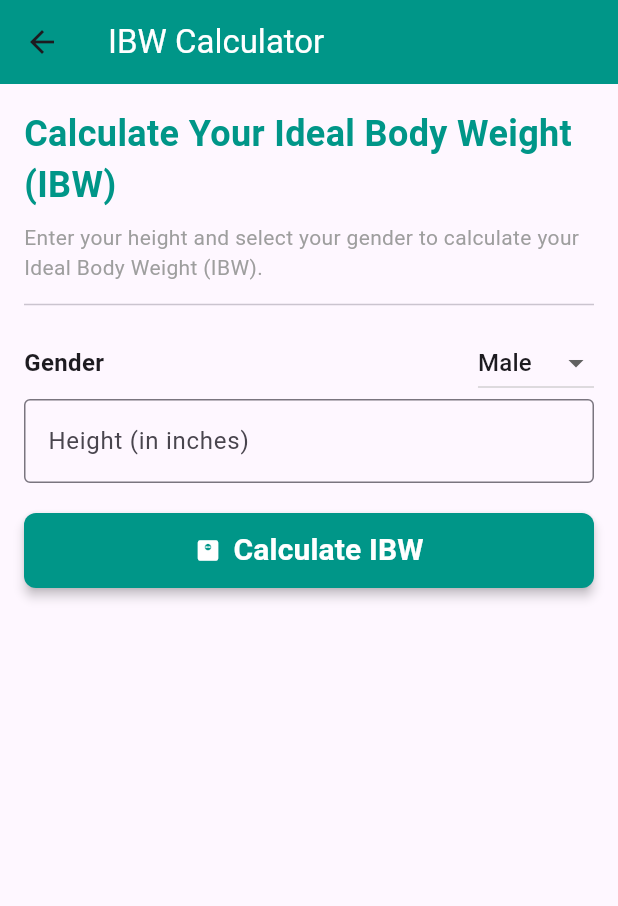
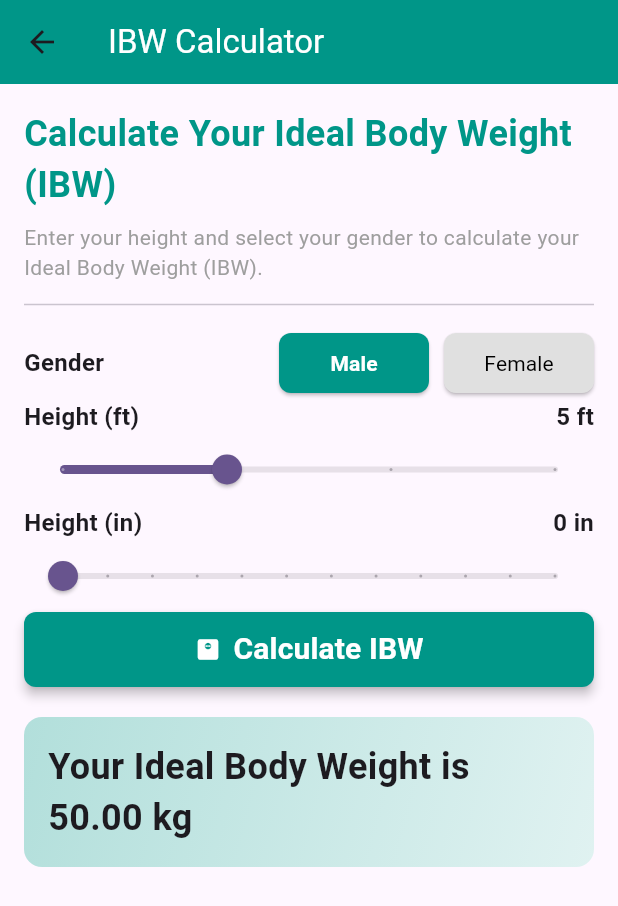
Before and after one commit to riazulrocky/Health-Expert-Flutter-App, a Flutter app: the IBWCalculatorScreen screen opened directly, after a tap on "Calculate IBW", on a phone screen of 412 x 824 dp. Shown: the top 906 px of the screen. Run offline on Flutter 3.47's test engine with Material 3 defaults, Android fonts, the phone set to English and light mode, and no system bars.

Commit message:
IBW Calculator

```diff
--- a/lib/ibw_calculator_screen.dart
+++ b/lib/ibw_calculator_screen.dart
@@ -8,15 +8,16 @@ class IBWCalculatorScreen extends StatefulWidget {
 }
 
 class _IBWCalculatorScreenState extends State<IBWCalculatorScreen> {
-  final TextEditingController _heightController = TextEditingController();
-  String? _gender = 'Male'; // Default gender
+  int _feet = 5; // Default height in feet
+  int _inches = 0; // Default height in inches
+  String _gender = 'Male'; // Default gender
   double? _ibw;
   String _result = '';
 
   void _calculateIBW() {
-    final heightInInches = int.tryParse(_heightController.text);
+    final heightInInches = (_feet * 12) + _inches;
 
-    if (heightInInches == null || heightInInches <= 0) {
+    if (heightInInches <= 0) {
       setState(() {
         _result = 'Please enter a valid height.';
         _ibw = null;
@@ -72,34 +73,69 @@ class _IBWCalculatorScreenState extends State<IBWCalculatorScreen> {
                     'Gender',
                     style: TextStyle(fontSize: 16, fontWeight: FontWeight.bold),
                   ),
-                  DropdownButton<String>(
-                    value: _gender,
-                    items: ['Male', 'Female']
-                        .map((gender) => DropdownMenuItem<String>(
-                      value: gender,
-                      child: Text(gender),
-                    ))
-                        .toList(),
-                    onChanged: (value) {
-                      setState(() {
-                        _gender = value;
-                      });
-                    },
+                  Row(
+                    children: [
+                      _buildGenderButton('Male'),
+                      const SizedBox(width: 10),
+                      _buildGenderButton('Female'),
+                    ],
                   ),
                 ],
               ),
 
-              // Height Input
-              TextField(
-                controller: _heightController,
-                keyboardType: TextInputType.number,
-                decoration: const InputDecoration(
-                  labelText: 'Height (in inches)',
-                  border: OutlineInputBorder(),
-                  hintText: 'e.g., 70',
-                ),
+              // Height Input (Feet)
+              Row(
+                mainAxisAlignment: MainAxisAlignment.spaceBetween,
+                children: [
+                  const Text(
+                    'Height (ft)',
+                    style: TextStyle(fontSize: 16, fontWeight: FontWeight.bold),
+                  ),
+                  Text(
+                    '$_feet ft',
+                    style: const TextStyle(fontSize: 16, fontWeight: FontWeight.bold),
+                  ),
+                ],
               ),
-              const SizedBox(height: 20),
+              Slider(
+                value: _feet.toDouble(),
+                min: 4.0,
+                max: 7.0,
+                divisions: 3,
+                label: '$_feet ft',
+                onChanged: (value) {
+                  setState(() {
+                    _feet = value.toInt(); // Convert to int
+                  });
+                },
+              ),
+
+              // Height Input (Inches)
+              Row(
+                mainAxisAlignment: MainAxisAlignment.spaceBetween,
+                children: [
+                  const Text(
+                    'Height (in)',
+                    style: TextStyle(fontSize: 16, fontWeight: FontWeight.bold),
+                  ),
+                  Text(
+                    '$_inches in',
+                    style: const TextStyle(fontSize: 16, fontWeight: FontWeight.bold),
+                  ),
+                ],
+              ),
+              Slider(
+                value: _inches.toDouble(),
+                min: 0.0,
+                max: 11.0,
+                divisions: 11,
+                label: '$_inches in',
+                onChanged: (value) {
+                  setState(() {
+                    _inches = value.toInt(); // Convert to int
+                  });
+                },
+              ),
 
               // Calculate Button
               ElevatedButton(
@@ -143,12 +179,7 @@ class _IBWCalculatorScreenState extends State<IBWCalculatorScreen> {
                     children: [
                       Text(
                         _result,
-                        style: const TextStyle(fontSize: 18, fontWeight: FontWeight.bold),
-                      ),
-                      const SizedBox(height: 16),
-                      const Text(
-                        'Note: This is based on the Devine Formula.',
-                        style: TextStyle(fontSize: 14, fontStyle: FontStyle.italic),
+                        style: const TextStyle(fontSize: 24, fontWeight: FontWeight.bold),
                       ),
                     ],
                   ),
@@ -160,9 +191,28 @@ class _IBWCalculatorScreenState extends State<IBWCalculatorScreen> {
     );
   }
 
-  @override
-  void dispose() {
-    _heightController.dispose();
-    super.dispose();
+  // Helper method to build gender selection buttons
+  Widget _buildGenderButton(String gender) {
+    final isSelected = _gender == gender;
+
+    return ElevatedButton(
+      onPressed: () {
+        setState(() {
+          _gender = gender;
+        });
+      },
+      style: ElevatedButton.styleFrom(
+        backgroundColor: isSelected ? Colors.teal : Colors.grey[300],
+        foregroundColor: isSelected ? Colors.white : Colors.black,
+        shape: RoundedRectangleBorder(
+          borderRadius: BorderRadius.circular(8),
+        ),
+        minimumSize: const Size(100, 40),
+      ),
+      child: Text(
+        gender,
+        style: TextStyle(fontWeight: isSelected ? FontWeight.bold : FontWeight.normal),
+      ),
+    );
   }
 }
```
